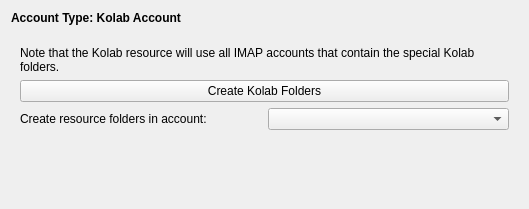
Old version of the form resources/kolabproxy/kolabsettings.ui in the repository KDE/kdepim-runtime.
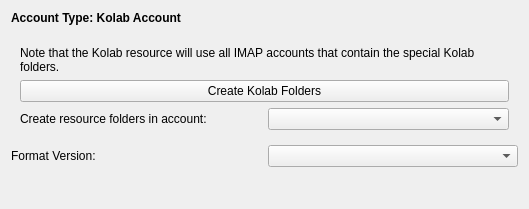
New version of the form. The open tabs and pages were chosen to show the change. Custom widgets are drawn as their Qt base class.

Commit message: Added format version to config dialog

```diff
--- a/resources/kolabproxy/kolabsettings.ui
+++ b/resources/kolabproxy/kolabsettings.ui
@@ -87,6 +87,20 @@
      </widget>
     </widget>
    </item>
+   <item>
+    <layout class="QHBoxLayout" name="horizontalLayout_2">
+     <item>
+      <widget class="QLabel" name="label_5">
+       <property name="text">
+        <string>Format Version:</string>
+       </property>
+      </widget>
+     </item>
+     <item>
+      <widget class="QComboBox" name="kcfg_FormatVersion"/>
+     </item>
+    </layout>
+   </item>
    <item>
     <spacer name="verticalSpacer">
      <property name="orientation">
```
Left out of the diff: 2 changed lines with no effect on the pictures. The commit also changes 4 other files.
